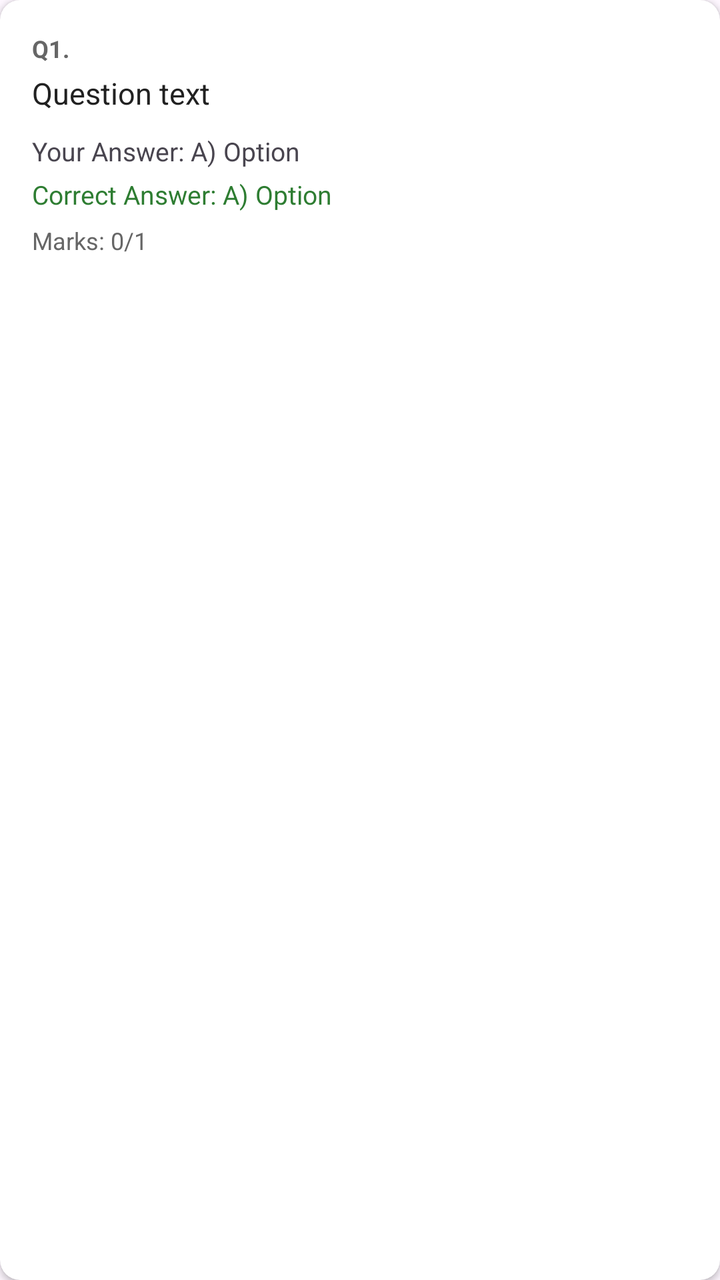
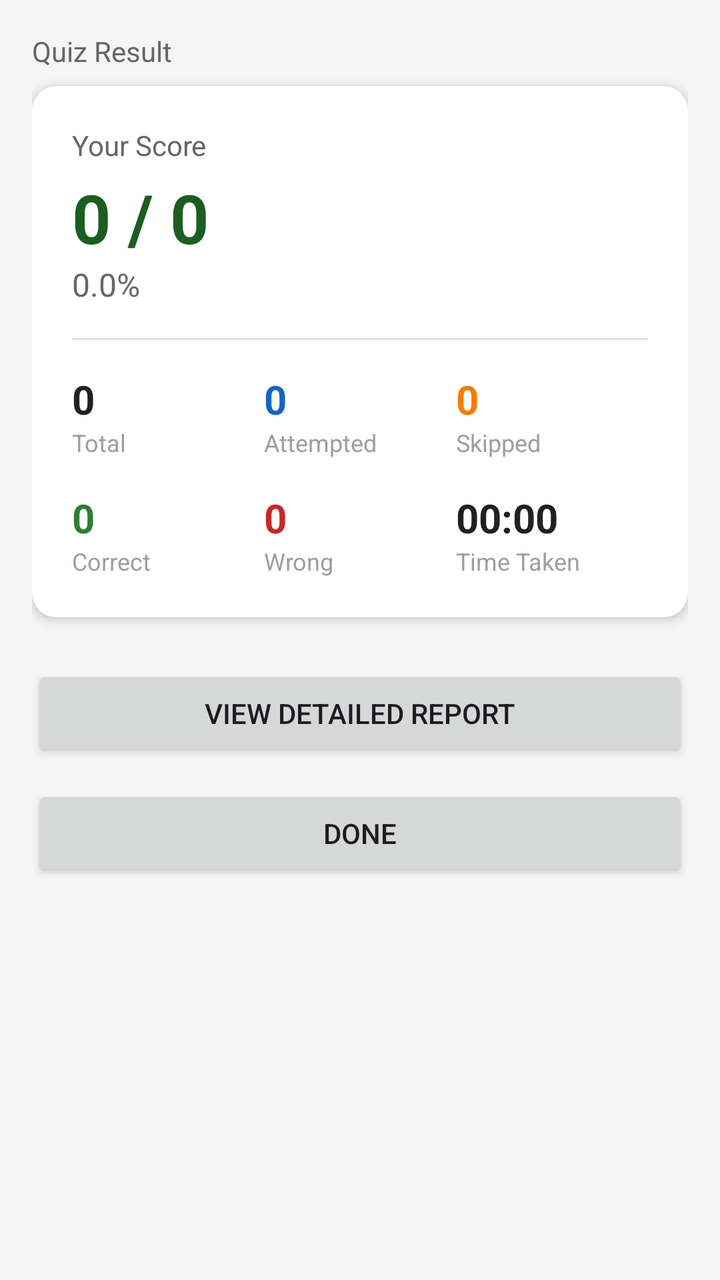

Screens rendered from an Android XML layout before and after an edit, with the pre-edit source and the edit as a unified diff.
<!-- AndroidManifest.xml: application theme Theme.EduQuiz -->
<!-- res/layout/activity_result.xml -->
<?xml version="1.0" encoding="utf-8"?>
<androidx.cardview.widget.CardView xmlns:android="http://schemas.android.com/apk/res/android"
    xmlns:app="http://schemas.android.com/apk/res-auto"
    android:layout_width="match_parent"
    android:layout_height="wrap_content"
    android:layout_marginTop="10dp"
    app:cardCornerRadius="10dp"
    app:cardElevation="2dp">

    <LinearLayout
        android:layout_width="match_parent"
        android:layout_height="wrap_content"
        android:orientation="vertical"
        android:padding="16dp">

        <TextView
            android:id="@+id/tvItemResultQuestionNumber"
            android:layout_width="wrap_content"
            android:layout_height="wrap_content"
            android:text="Q1."
            android:textColor="#666666"
            android:textSize="12sp"
            android:textStyle="bold" />

        <TextView
            android:id="@+id/tvItemResultQuestionText"
            android:layout_width="match_parent"
            android:layout_height="wrap_content"
            android:layout_marginTop="4dp"
            android:text="Question text"
            android:textColor="#212121"
            android:textSize="15sp" />

        <TextView
            android:id="@+id/tvItemResultYourAnswer"
            android:layout_width="match_parent"
            android:layout_height="wrap_content"
            android:layout_marginTop="10dp"
            android:text="Your Answer: A) Option"
            android:textSize="13sp" />

        <TextView
            android:id="@+id/tvItemResultCorrectAnswer"
            android:layout_width="match_parent"
            android:layout_height="wrap_content"
            android:layout_marginTop="4dp"
            android:text="Correct Answer: A) Option"
            android:textColor="#2E7D32"
            android:textSize="13sp" />

        <TextView
            android:id="@+id/tvItemResultMarks"
            android:layout_width="match_parent"
            android:layout_height="wrap_content"
            android:layout_marginTop="6dp"
            android:text="Marks: 0/1"
            android:textColor="#666666"
            android:textSize="12sp" />

    </LinearLayout>

</androidx.cardview.widget.CardView>
<!-- resources referenced by this layout -->
<resources>
  <style name="Theme.EduQuiz" parent="Base.Theme.EduQuiz" />
  <style name="Base.Theme.EduQuiz" parent="Theme.Material3.DayNight.NoActionBar">
          
          
      </style>
</resources>

<!-- the commit's change to res/layout/activity_result.xml (unified diff, before → after) -->
@@ -1,11 +1,10 @@
 <?xml version="1.0" encoding="utf-8"?>
-<androidx.cardview.widget.CardView xmlns:android="http://schemas.android.com/apk/res/android"
+<androidx.core.widget.NestedScrollView xmlns:android="http://schemas.android.com/apk/res/android"
     xmlns:app="http://schemas.android.com/apk/res-auto"
     android:layout_width="match_parent"
-    android:layout_height="wrap_content"
-    android:layout_marginTop="10dp"
-    app:cardCornerRadius="10dp"
-    app:cardElevation="2dp">
+    android:layout_height="match_parent"
+    android:background="#F5F5F5"
+    android:fillViewport="true">
 
     <LinearLayout
         android:layout_width="match_parent"
@@ -14,49 +13,237 @@
         android:padding="16dp">
 
         <TextView
-            android:id="@+id/tvItemResultQuestionNumber"
+            android:id="@+id/tvResultQuizType"
             android:layout_width="wrap_content"
             android:layout_height="wrap_content"
-            android:text="Q1."
+            android:text="Quiz Result"
             android:textColor="#666666"
-            android:textSize="12sp"
-            android:textStyle="bold" />
-
-        <TextView
-            android:id="@+id/tvItemResultQuestionText"
+            android:textSize="14sp" />
+
+        
+
+        <androidx.cardview.widget.CardView
             android:layout_width="match_parent"
             android:layout_height="wrap_content"
-            android:layout_marginTop="4dp"
-            android:text="Question text"
-            android:textColor="#212121"
-            android:textSize="15sp" />
-
-        <TextView
-            android:id="@+id/tvItemResultYourAnswer"
+            android:layout_marginTop="8dp"
+            app:cardCornerRadius="12dp"
+            app:cardElevation="3dp">
+
+            <LinearLayout
+                android:layout_width="match_parent"
+                android:layout_height="wrap_content"
+                android:orientation="vertical"
+                android:padding="20dp">
+
+                <TextView
+                    android:layout_width="wrap_content"
+                    android:layout_height="wrap_content"
+                    android:text="Your Score"
+                    android:textColor="#666666"
+                    android:textSize="14sp" />
+
+                <TextView
+                    android:id="@+id/tvResultScore"
+                    android:layout_width="wrap_content"
+                    android:layout_height="wrap_content"
+                    android:layout_marginTop="4dp"
+                    android:text="0 / 0"
+                    android:textColor="#1B5E20"
+                    android:textSize="34sp"
+                    android:textStyle="bold" />
+
+                <TextView
+                    android:id="@+id/tvResultPercentage"
+                    android:layout_width="wrap_content"
+                    android:layout_height="wrap_content"
+                    android:text="0.0%"
+                    android:textColor="#666666"
+                    android:textSize="16sp" />
+
+                
+
+                <View
+                    android:layout_width="match_parent"
+                    android:layout_height="1dp"
+                    android:layout_marginTop="16dp"
+                    android:background="#E0E0E0" />
+
+                
+
+                <LinearLayout
+                    android:layout_width="match_parent"
+                    android:layout_height="wrap_content"
+                    android:layout_marginTop="16dp"
+                    android:orientation="horizontal">
+
+                    <LinearLayout
+                        android:layout_width="0dp"
+                        android:layout_height="wrap_content"
+                        android:layout_weight="1"
+                        android:orientation="vertical">
+
+                        <TextView
+                            android:id="@+id/tvResultTotalQuestions"
+                            android:layout_width="wrap_content"
+                            android:layout_height="wrap_content"
+                            android:text="0"
+                            android:textColor="#212121"
+                            android:textSize="20sp"
+                            android:textStyle="bold" />
+
+                        <TextView
+                            android:layout_width="wrap_content"
+                            android:layout_height="wrap_content"
+                            android:text="Total"
+                            android:textColor="#9E9E9E"
+                            android:textSize="12sp" />
+                    </LinearLayout>
+
+                    <LinearLayout
+                        android:layout_width="0dp"
+                        android:layout_height="wrap_content"
+                        android:layout_weight="1"
+                        android:orientation="vertical">
+
+                        <TextView
+                            android:id="@+id/tvResultAttempted"
+                            android:layout_width="wrap_content"
+                            android:layout_height="wrap_content"
+                            android:text="0"
+                            android:textColor="#1565C0"
+                            android:textSize="20sp"
+                            android:textStyle="bold" />
+
+                        <TextView
+                            android:layout_width="wrap_content"
+                            android:layout_height="wrap_content"
+                            android:text="Attempted"
+                            android:textColor="#9E9E9E"
+                            android:textSize="12sp" />
+                    </LinearLayout>
+
+                    <LinearLayout
+                        android:layout_width="0dp"
+                        android:layout_height="wrap_content"
+                        android:layout_weight="1"
+                        android:orientation="vertical">
+
+                        <TextView
+                            android:id="@+id/tvResultSkipped"
+                            android:layout_width="wrap_content"
+                            android:layout_height="wrap_content"
+                            android:text="0"
+                            android:textColor="#F57C00"
+                            android:textSize="20sp"
+                            android:textStyle="bold" />
+
+                        <TextView
+                            android:layout_width="wrap_content"
+                            android:layout_height="wrap_content"
+                            android:text="Skipped"
+                            android:textColor="#9E9E9E"
+                            android:textSize="12sp" />
+                    </LinearLayout>
+                </LinearLayout>
+
+                
+
+                <LinearLayout
+                    android:layout_width="match_parent"
+                    android:layout_height="wrap_content"
+                    android:layout_marginTop="16dp"
+                    android:orientation="horizontal">
+
+                    <LinearLayout
+                        android:layout_width="0dp"
+                        android:layout_height="wrap_content"
+                        android:layout_weight="1"
+                        android:orientation="vertical">
+
+                        <TextView
+                            android:id="@+id/tvResultCorrect"
+                            android:layout_width="wrap_content"
+                            android:layout_height="wrap_content"
+                            android:text="0"
+                            android:textColor="#2E7D32"
+                            android:textSize="20sp"
+                            android:textStyle="bold" />
+
+                        <TextView
+                            android:layout_width="wrap_content"
+                            android:layout_height="wrap_content"
+                            android:text="Correct"
+                            android:textColor="#9E9E9E"
+                            android:textSize="12sp" />
+                    </LinearLayout>
+
+                    <LinearLayout
+                        android:layout_width="0dp"
+                        android:layout_height="wrap_content"
+                        android:layout_weight="1"
+                        android:orientation="vertical">
+
+                        <TextView
+                            android:id="@+id/tvResultWrong"
+                            android:layout_width="wrap_content"
+                            android:layout_height="wrap_content"
+                            android:text="0"
+                            android:textColor="#C62828"
+                            android:textSize="20sp"
+                            android:textStyle="bold" />
+
+                        <TextView
+                            android:layout_width="wrap_content"
+                            android:layout_height="wrap_content"
+                            android:text="Wrong"
+                            android:textColor="#9E9E9E"
+                            android:textSize="12sp" />
+                    </LinearLayout>
+
+                    <LinearLayout
+                        android:layout_width="0dp"
+                        android:layout_height="wrap_content"
+                        android:layout_weight="1"
+                        android:orientation="vertical">
+
+                        <TextView
+                            android:id="@+id/tvResultTimeTaken"
+                            android:layout_width="wrap_content"
+                            android:layout_height="wrap_content"
+                            android:text="00:00"
+                            android:textColor="#212121"
+                            android:textSize="20sp"
+                            android:textStyle="bold" />
+
+                        <TextView
+                            android:layout_width="wrap_content"
+                            android:layout_height="wrap_content"
+                            android:text="Time Taken"
+                            android:textColor="#9E9E9E"
+                            android:textSize="12sp" />
+                    </LinearLayout>
+                </LinearLayout>
+
+            </LinearLayout>
+        </androidx.cardview.widget.CardView>
+
+        
+
+        <androidx.appcompat.widget.AppCompatButton
+            android:id="@+id/btnResultViewDetailedReport"
             android:layout_width="match_parent"
             android:layout_height="wrap_content"
-            android:layout_marginTop="10dp"
-            android:text="Your Answer: A) Option"
-            android:textSize="13sp" />
-
-        <TextView
-            android:id="@+id/tvItemResultCorrectAnswer"
+            android:layout_marginTop="24dp"
+            android:text="View Detailed Report" />
+
+        <androidx.appcompat.widget.AppCompatButton
+            android:id="@+id/btnResultDone"
             android:layout_width="match_parent"
             android:layout_height="wrap_content"
-            android:layout_marginTop="4dp"
-            android:text="Correct Answer: A) Option"
-            android:textColor="#2E7D32"
-            android:textSize="13sp" />
-
-        <TextView
-            android:id="@+id/tvItemResultMarks"
-            android:layout_width="match_parent"
-            android:layout_height="wrap_content"
-            android:layout_marginTop="6dp"
-            android:text="Marks: 0/1"
-            android:textColor="#666666"
-            android:textSize="12sp" />
+            android:layout_marginTop="12dp"
+            android:layout_marginBottom="8dp"
+            android:text="Done" />
 
     </LinearLayout>
 
-</androidx.cardview.widget.CardView>
+</androidx.core.widget.NestedScrollView>
